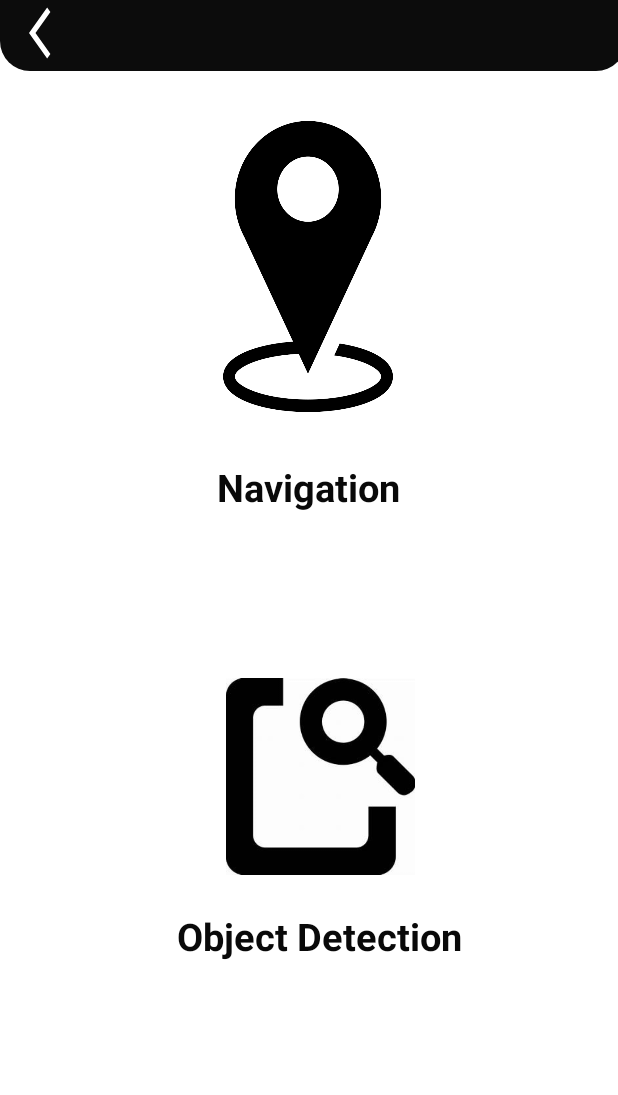
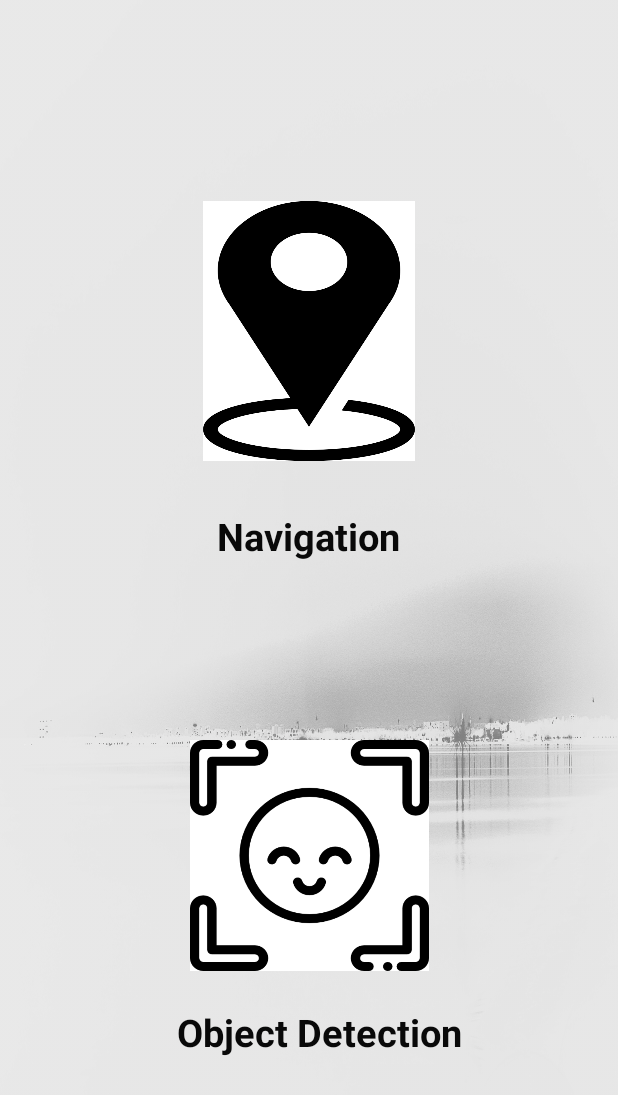
Before and after one commit to RoshiniS-1999/ShillelaghSmart, an Android app: the Dasboard screen opened directly, with no data from a screen before it, on a phone screen of 412 x 824 dp. Shown: the top 1095 px of the screen. Run offline under Robolectric (Android 15) with nearby library versions, the phone set to English and light mode, and no system bars; Roboto replaces fonts that are not available here.

Commit message:
Merge branch 'master' of https://github.com/RoshiniS-1999/ShillelaghSmart
 Conflicts:
	app/src/main/java/com/example/shillelagh/Dasboard.java
	app/src/main/res/layout/activity_dasboard.xml

```diff
--- a/app/src/main/java/com/example/shillelagh/Dasboard.java
+++ b/app/src/main/java/com/example/shillelagh/Dasboard.java
@@ -5,6 +5,8 @@ import androidx.appcompat.app.AppCompatActivity;
 import android.content.Intent;
 import android.os.Bundle;
 import android.speech.tts.TextToSpeech;
+import android.view.GestureDetector;
+import android.view.MotionEvent;
 import android.view.View;
 import android.widget.ImageButton;
 
@@ -30,7 +32,34 @@ TextToSpeech textToSpeech;
             }
         });
 
-         navigation.setOnClickListener(new View.OnClickListener() {
+       /* navigation.setOnTouchListener(new View.OnTouchListener() {
+            GestureDetector gesturedetector = new GestureDetector(getApplicationContext(), new GestureDetector.SimpleOnGestureListener(){
+
+                @Override
+                public boolean onSingleTapUp(MotionEvent e) {
+                    String inputdest = " You've chosen Navigation, please double tap to confirm your selection ";
+                    int speech = textToSpeech.speak(inputdest,TextToSpeech.QUEUE_FLUSH,null);
+                    return super.onSingleTapUp(e);
+                }
+
+                @Override
+                public boolean onDoubleTap(MotionEvent e) {
+                    String inputdest = "please give destination";
+
+                    int speech = textToSpeech.speak(inputdest,TextToSpeech.QUEUE_FLUSH,null);
+                    Intent i = new Intent(getApplicationContext(),Navigation.class);
+                    startActivity(i);
+                    return super.onDoubleTap(e);
+                }
+            });
+            @Override
+            public boolean onTouch(View v, MotionEvent event) {
+                gesturedetector.onTouchEvent(event);
+                return false;
+            }
+        }); */
+
+       /*  navigation.setOnClickListener(new View.OnClickListener() {
              @Override
              public void onClick(View v) {
                  String inputdest = "please give destination";
@@ -39,10 +68,7 @@ TextToSpeech textToSpeech;
                  Intent i = new Intent(getApplicationContext(),Navigation.class);
                  startActivity(i);
 
-
-
-
              }
-         });
+         });*/
     }
 }
--- a/app/src/main/java/com/example/shillelagh/Navigation.java
+++ b/app/src/main/java/com/example/shillelagh/Navigation.java
@@ -16,6 +16,7 @@ import android.provider.Settings;
 import android.speech.RecognitionListener;
 import android.speech.RecognizerIntent;
 import android.speech.SpeechRecognizer;
+import android.speech.tts.TextToSpeech;
 import android.util.Log;
 import android.view.MotionEvent;
 import android.view.View;
@@ -31,6 +32,7 @@ public class Navigation extends AppCompatActivity {
     ImageButton speak;
     EditText editText;
     int count = 0;
+    TextToSpeech textToSpeech;
 
     @Override
     protected void onCreate(Bundle savedInstanceState) {
@@ -52,20 +54,35 @@ public class Navigation extends AppCompatActivity {
         mSpeechRecognizerIntent.putExtra(RecognizerIntent.EXTRA_LANGUAGE,
                 Locale.getDefault());
 
+        textToSpeech = new TextToSpeech(getApplicationContext(), new TextToSpeech.OnInitListener() {
+            @Override
+            public void onInit(int status) {
+                if(status == TextToSpeech.SUCCESS){
+                    int Lang = textToSpeech.setLanguage(Locale.ENGLISH);
+                }
+            }
+        });
+
+
+
             speak.setOnClickListener(new View.OnClickListener() {
+
                 @Override
                 public void onClick(View v) {
                     if (count == 0) {
                         mSpeechRecognizer.startListening(mSpeechRecognizerIntent);
                         editText.setHint("Listening..");
                         count = 1;
+
                     } else {
                         mSpeechRecognizer.stopListening();
                         editText.setHint("stopped Listening..");
                         count = 0;
                     }
+
                 }
             });
+
 
         mSpeechRecognizer.setRecognitionListener(new RecognitionListener() {
             @Override
@@ -139,6 +156,11 @@ public class Navigation extends AppCompatActivity {
                 //displaying the first match
                 if (matches != null)
                     editText.setText(matches.get(0));
+
+               /* String destvar = editText.getText().toString().trim();
+                String inputdest = " You have given your destination as "+destvar;
+                int speech = textToSpeech.speak(inputdest,TextToSpeech.QUEUE_FLUSH,null);*/
+
                 navicall();
             }
 
--- a/app/src/main/res/layout/activity_dasboard.xml
+++ b/app/src/main/res/layout/activity_dasboard.xml
@@ -4,8 +4,8 @@
     xmlns:tools="http://schemas.android.com/tools"
     android:layout_width="match_parent"
     android:layout_height="match_parent"
-    android:background="#FFFFFF"
-    android:backgroundTint="#FFFFFF"
+    android:background="@drawable/pic1"
+    app:srcCompat="@drawable/pic1"
     tools:context=".Dasboard">
 
     <TextView
@@ -22,20 +22,8 @@
         app:layout_constraintHorizontal_bias="0.534"
         app:layout_constraintStart_toStartOf="parent"
         app:layout_constraintTop_toTopOf="parent"
-        app:layout_constraintVertical_bias="0.773"
+        app:layout_constraintVertical_bias="0.855"
         tools:ignore="MissingConstraints" />
-
-    <ImageView
-        android:id="@+id/detection"
-        android:layout_width="163dp"
-        android:layout_height="131dp"
-        android:src="@drawable/detectionicon"
-        app:layout_constraintBottom_toBottomOf="parent"
-        app:layout_constraintEnd_toEndOf="parent"
-        app:layout_constraintHorizontal_bias="0.532"
-        app:layout_constraintStart_toStartOf="parent"
-        app:layout_constraintTop_toTopOf="parent"
-        app:layout_constraintVertical_bias="0.653" />
 
     <TextView
         android:id="@+id/textView6"
@@ -51,46 +39,33 @@
         app:layout_constraintHorizontal_bias="0.497"
         app:layout_constraintStart_toStartOf="parent"
         app:layout_constraintTop_toTopOf="parent"
-        app:layout_constraintVertical_bias="0.393"
+        app:layout_constraintVertical_bias="0.435"
         tools:ignore="MissingConstraints" />
-
-    <androidx.constraintlayout.widget.ConstraintLayout
-        android:layout_width="417dp"
-        android:layout_height="47dp"
-        android:background="@drawable/rect_shape"
-        app:layout_constraintBottom_toBottomOf="parent"
-        app:layout_constraintEnd_toEndOf="parent"
-
-        app:layout_constraintHorizontal_bias="0.0"
-        app:layout_constraintStart_toStartOf="parent"
-        app:layout_constraintTop_toTopOf="parent"
-        app:layout_constraintVertical_bias="0.0">
-
-        <ImageView
-            android:id="@+id/imageView11"
-            android:layout_width="29dp"
-            android:layout_height="41dp"
-            android:background="@drawable/ic_baseline_arrow_back_ios_24"
-            app:layout_constraintBottom_toBottomOf="parent"
-            app:layout_constraintEnd_toEndOf="parent"
-            app:layout_constraintHorizontal_bias="0.05"
-            app:layout_constraintStart_toStartOf="parent"
-            app:layout_constraintTop_toTopOf="parent"
-            app:layout_constraintVertical_bias="0.238" />
-    </androidx.constraintlayout.widget.ConstraintLayout>
 
     <ImageButton
         android:id="@+id/navigation"
-        android:layout_width="113dp"
-        android:layout_height="194dp"
+        android:layout_width="141dp"
+        android:layout_height="173dp"
         android:background="#FFFFFF"
         android:scaleType="fitXY"
         app:layout_constraintBottom_toBottomOf="parent"
         app:layout_constraintEnd_toEndOf="parent"
-        app:layout_constraintHorizontal_bias="0.498"
         app:layout_constraintStart_toStartOf="parent"
         app:layout_constraintTop_toTopOf="parent"
-        app:layout_constraintVertical_bias="0.128"
+        app:layout_constraintVertical_bias="0.206"
         app:srcCompat="@drawable/navigationicon" />
 
+    <ImageButton
+        android:id="@+id/navigation2"
+        android:layout_width="159dp"
+        android:layout_height="154dp"
+        android:background="#FFFFFF"
+        android:scaleType="fitXY"
+        app:layout_constraintBottom_toBottomOf="parent"
+        app:layout_constraintEnd_toEndOf="parent"
+        app:layout_constraintStart_toStartOf="parent"
+        app:layout_constraintTop_toTopOf="parent"
+        app:layout_constraintVertical_bias="0.736"
+        app:srcCompat="@drawable/object" />
+
 </androidx.constraintlayout.widget.ConstraintLayout>
--- a/app/src/main/res/layout/activity_navigation.xml
+++ b/app/src/main/res/layout/activity_navigation.xml
@@ -37,9 +37,9 @@
         android:textColorHint="#070707"
         app:layout_constraintBottom_toBottomOf="parent"
         app:layout_constraintEnd_toEndOf="parent"
-        app:layout_constraintHorizontal_bias="0.442"
+        app:layout_constraintHorizontal_bias="0.587"
         app:layout_constraintStart_toStartOf="parent"
         app:layout_constraintTop_toTopOf="parent"
-        app:layout_constraintVertical_bias="0.826" />
+        app:layout_constraintVertical_bias="0.765" />
 
 </androidx.constraintlayout.widget.ConstraintLayout>
```
Also changed, not shown: app/src/main/res/drawable-v24/object.png (renamed from app/src/main/res/drawable-v24/navi.png), app/src/main/res/drawable-v24/pic1.jpg (added). Lines whose indentation alone changed are shown as unchanged.
